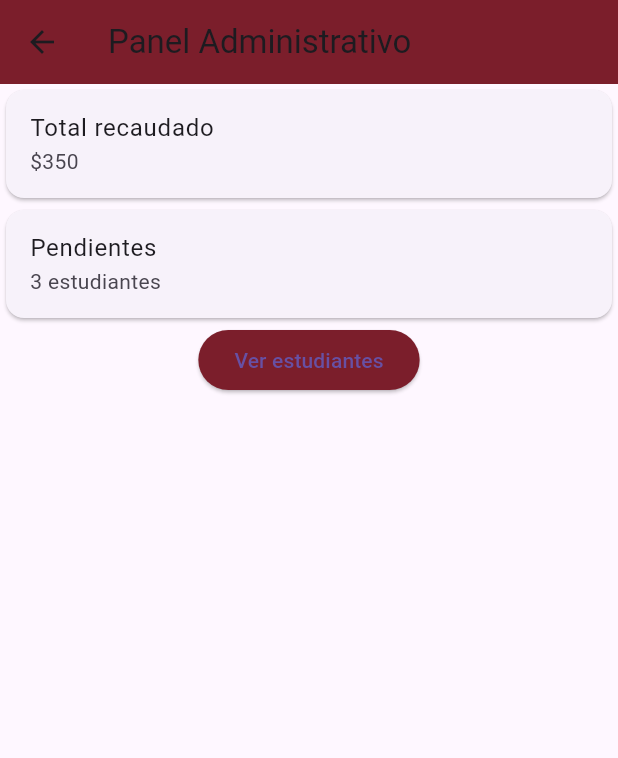
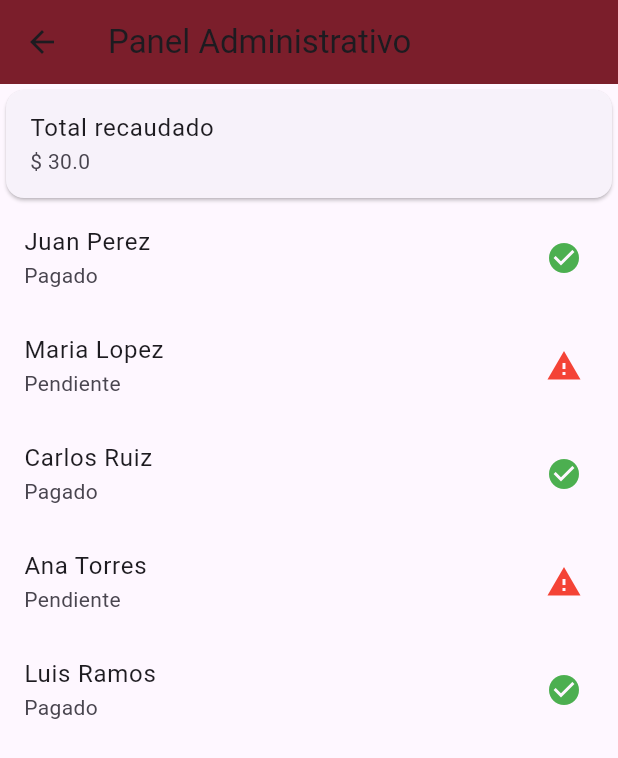
Before and after one commit to betsy18lyna-oss/Myappproyect, a Flutter app: the AdminHome screen opened directly, on a phone screen of 412 x 824 dp. Shown: the top 758 px of the screen. Run offline on Flutter 3.47's test engine with Material 3 defaults, Android fonts, the phone set to English and light mode, and no system bars; our stand-ins replace image_picker, sqflite; accounts and stored records are empty.

Commit message:
Anexo2
Avance

```diff
--- a/educativo/lib/models/student.dart
+++ b/educativo/lib/models/student.dart
@@ -0,0 +1,13 @@
+class Student {
+
+  String name;
+  bool paid;
+  double amount;
+
+  Student({
+    required this.name,
+    required this.paid,
+    required this.amount,
+  });
+
+}
--- a/educativo/lib/screens/admin_home.dart
+++ b/educativo/lib/screens/admin_home.dart
@@ -1,10 +1,20 @@
 import 'package:flutter/material.dart';
-import 'student_list.dart';
+import '../services/database.dart';
+import '../models/student.dart';
 
-class AdminHome extends StatelessWidget {
+class AdminHome extends StatefulWidget {
+
+  @override
+  _AdminHomeState createState() => _AdminHomeState();
+
+}
+
+class _AdminHomeState extends State<AdminHome> {
 
   @override
   Widget build(BuildContext context) {
+
+    double total = Database.totalMoney();
 
     return Scaffold(
 
@@ -19,29 +29,42 @@ class AdminHome extends StatelessWidget {
           Card(
             child: ListTile(
               title: Text("Total recaudado"),
-              subtitle: Text("\$350"),
+              subtitle: Text("\$ $total"),
             ),
           ),
 
-          Card(
-            child: ListTile(
-              title: Text("Pendientes"),
-              subtitle: Text("3 estudiantes"),
+          Expanded(
+
+            child: ListView.builder(
+
+              itemCount: Database.students.length,
+
+              itemBuilder:(context,index){
+
+                Student student = Database.students[index];
+
+                return ListTile(
+
+                  title: Text(student.name),
+
+                  subtitle: Text(
+                    student.paid ? "Pagado" : "Pendiente"
+                  ),
+
+                  trailing: Icon(
+                    student.paid
+                        ? Icons.check_circle
+                        : Icons.warning,
+                    color: student.paid
+                        ? Colors.green
+                        : Colors.red,
+                  ),
+
+                );
+
+              }
+
             ),
-          ),
-
-          ElevatedButton(
-
-            child: Text("Ver estudiantes"),
-
-            onPressed: (){
-              Navigator.push(
-                context,
-                MaterialPageRoute(
-                  builder:(context)=>StudentList()
-                )
-              );
-            },
 
           )
 
--- a/educativo/lib/services/database.dart
+++ b/educativo/lib/services/database.dart
@@ -0,0 +1,29 @@
+import '../models/student.dart';
+
+class Database {
+
+  static List<Student> students = [
+
+    Student(name: "Juan Perez", paid: true, amount: 10),
+    Student(name: "Maria Lopez", paid: false, amount: 0),
+    Student(name: "Carlos Ruiz", paid: true, amount: 10),
+    Student(name: "Ana Torres", paid: false, amount: 0),
+    Student(name: "Luis Ramos", paid: true, amount: 10),
+
+  ];
+
+  static double totalMoney(){
+
+    double total = 0;
+
+    for(var s in students){
+
+      total += s.amount;
+
+    }
+
+    return total;
+
+  }
+
+}
--- a/educativo/pubspec.yaml
+++ b/educativo/pubspec.yaml
@@ -31,8 +31,10 @@ dependencies:
   flutter:
     sdk: flutter
 
+  cupertino_icons: ^1.0.8
   image_picker: ^1.0.4
-  cupertino_icons: ^1.0.8
+  sqflite: ^2.3.2
+  path: ^1.9.0
 
 
   # The following adds the Cupertino Icons font to your application.
```
Also changed, not shown: educativo/lib/main.dart (+8 -3 lines), educativo/lib/models/user.dart (added, +23 -0 lines), educativo/lib/screens/login_screen.dart (+54 -12 lines), educativo/lib/screens/register_screen.dart (+72 -0 lines), educativo/lib/services/user_database.dart (added, +70 -0 lines), educativo/pubspec.lock, 1 other file.
